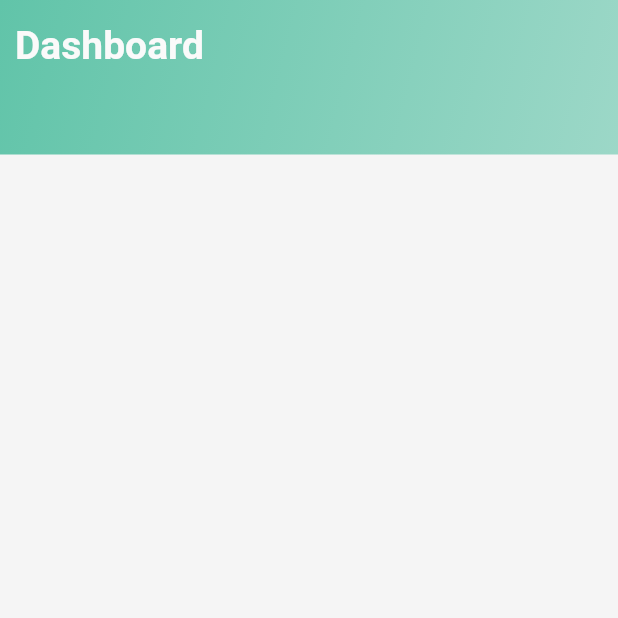
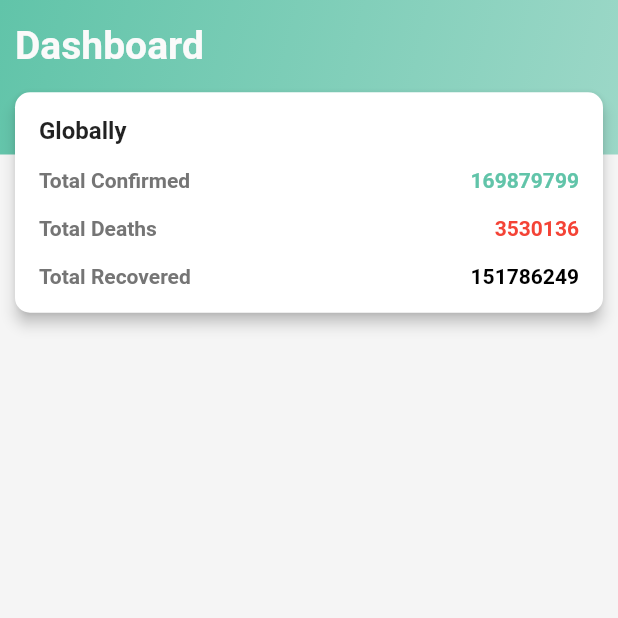
Before and after one commit to DaniyalDolare/Covid19-Tracker-App-Vaccine-and-Cases-, a Flutter app: the screen it shows after launch, on a phone screen of 412 x 824 dp, the top half of it. Run offline on Flutter 3.47's test engine with Material 2 defaults, Android fonts, the phone set to English and light mode, and no system bars.

Commit message:
global data card added

```diff
--- a/lib/screens/homescreen.dart
+++ b/lib/screens/homescreen.dart
@@ -2,6 +2,11 @@ import 'package:covid19_tracker/utils/constants.dart';
 import 'package:flutter/material.dart';
 
 class HomeScreen extends StatelessWidget {
+  final List<Map<String, dynamic>> globalDataList = [
+    {"title": "Total Confirmed", "number": 169879799, "color": pColor},
+    {"title": "Total Deaths", "number": 3530136, "color": Colors.red},
+    {"title": "Total Recovered", "number": 151786249, "color": Colors.black}
+  ];
   @override
   Widget build(BuildContext context) {
     return Scaffold(
@@ -34,7 +39,55 @@ class HomeScreen extends StatelessWidget {
                 ),
               ),
               Column(
-                children: [],
+                children: [
+                  SizedBox(
+                    height: MediaQuery.of(context).size.height / 16,
+                  ),
+                  Card(
+                    margin: EdgeInsets.all(10.0),
+                    shape: RoundedRectangleBorder(
+                        borderRadius: BorderRadius.circular(10.0)),
+                    elevation: 4.0,
+                    child: Padding(
+                      padding: const EdgeInsets.all(8.0),
+                      child: Column(
+                        crossAxisAlignment: CrossAxisAlignment.start,
+                        children: [
+                          Padding(
+                            padding: const EdgeInsets.all(8.0),
+                            child: Text(
+                              "Globally",
+                              style: TextStyle(
+                                  fontSize: 16.0, fontWeight: FontWeight.bold),
+                            ),
+                          ),
+                          for (var item in globalDataList)
+                            Padding(
+                              padding: const EdgeInsets.all(8.0),
+                              child: Row(
+                                mainAxisAlignment:
+                                    MainAxisAlignment.spaceBetween,
+                                children: [
+                                  Text(
+                                    item["title"],
+                                    style: TextStyle(
+                                        fontWeight: FontWeight.bold,
+                                        color: Colors.grey[600]),
+                                  ),
+                                  Text(
+                                    item["number"].toString(),
+                                    style: TextStyle(
+                                        fontWeight: FontWeight.bold,
+                                        color: item["color"]),
+                                  )
+                                ],
+                              ),
+                            ),
+                        ],
+                      ),
+                    ),
+                  ),
+                ],
               )
             ],
           ),
```
